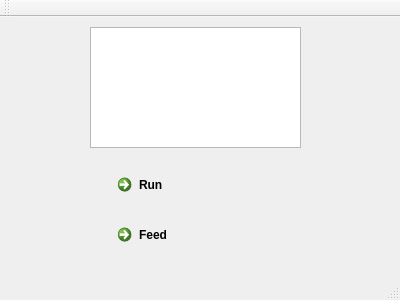
Before: the Qt Designer form mainwindow.ui in wyardt/QEventLoop, drawn with Qt 5.
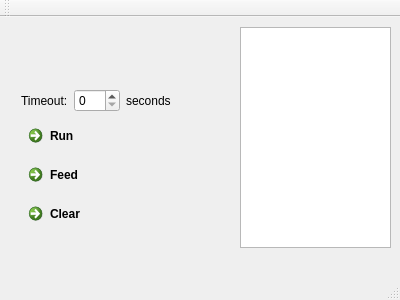
After: the same form once the commit is applied.

Commit message: add timeout spin box add clear button

The edit to the form file:
```diff
--- a/mainwindow.ui
+++ b/mainwindow.ui
@@ -14,41 +14,72 @@
    <string>MainWindow</string>
   </property>
   <widget class="QWidget" name="centralWidget">
-   <widget class="QCommandLinkButton" name="runBtn">
-    <property name="geometry">
-     <rect>
-      <x>110</x>
-      <y>150</y>
-      <width>172</width>
-      <height>41</height>
-     </rect>
-    </property>
-    <property name="text">
-     <string>Run</string>
-    </property>
-   </widget>
    <widget class="QPlainTextEdit" name="plainTextEdit">
     <property name="geometry">
      <rect>
-      <x>90</x>
+      <x>240</x>
       <y>10</y>
-      <width>211</width>
-      <height>121</height>
+      <width>151</width>
+      <height>221</height>
      </rect>
     </property>
    </widget>
-   <widget class="QCommandLinkButton" name="feedBtn">
+   <widget class="QWidget" name="">
     <property name="geometry">
      <rect>
-      <x>110</x>
-      <y>200</y>
-      <width>172</width>
-      <height>41</height>
+      <x>10</x>
+      <y>61</y>
+      <width>174</width>
+      <height>162</height>
      </rect>
     </property>
-    <property name="text">
-     <string>Feed</string>
-    </property>
+    <layout class="QVBoxLayout" name="verticalLayout">
+     <item>
+      <layout class="QHBoxLayout" name="horizontalLayout">
+       <item>
+        <widget class="QLabel" name="label">
+         <property name="text">
+          <string>Timeout:</string>
+         </property>
+         <property name="buddy">
+          <cstring>nTimeout</cstring>
+         </property>
+        </widget>
+       </item>
+       <item>
+        <widget class="QSpinBox" name="nTimeout"/>
+       </item>
+       <item>
+        <widget class="QLabel" name="label_2">
+         <property name="text">
+          <string>seconds</string>
+         </property>
+        </widget>
+       </item>
+      </layout>
+     </item>
+     <item>
+      <widget class="QCommandLinkButton" name="runBtn">
+       <property name="text">
+        <string>Run</string>
+       </property>
+      </widget>
+     </item>
+     <item>
+      <widget class="QCommandLinkButton" name="feedBtn">
+       <property name="text">
+        <string>Feed</string>
+       </property>
+      </widget>
+     </item>
+     <item>
+      <widget class="QCommandLinkButton" name="btnClear">
+       <property name="text">
+        <string>Clear</string>
+       </property>
+      </widget>
+     </item>
+    </layout>
    </widget>
   </widget>
   <widget class="QMenuBar" name="menuBar">
```
The commit also changes 2 other files.
